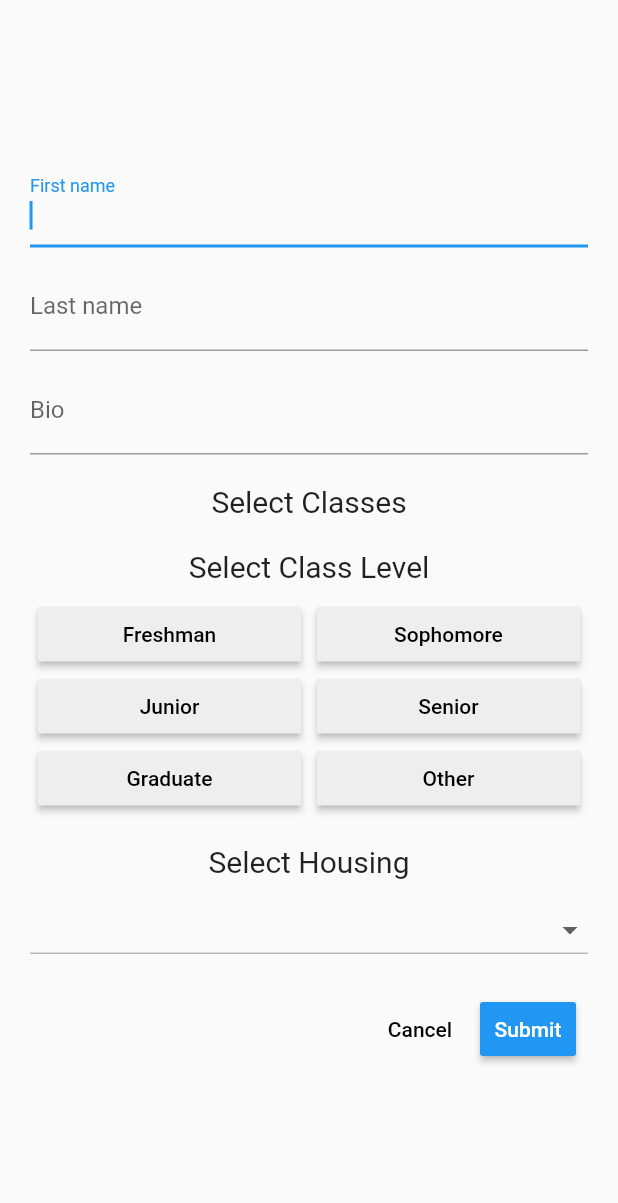
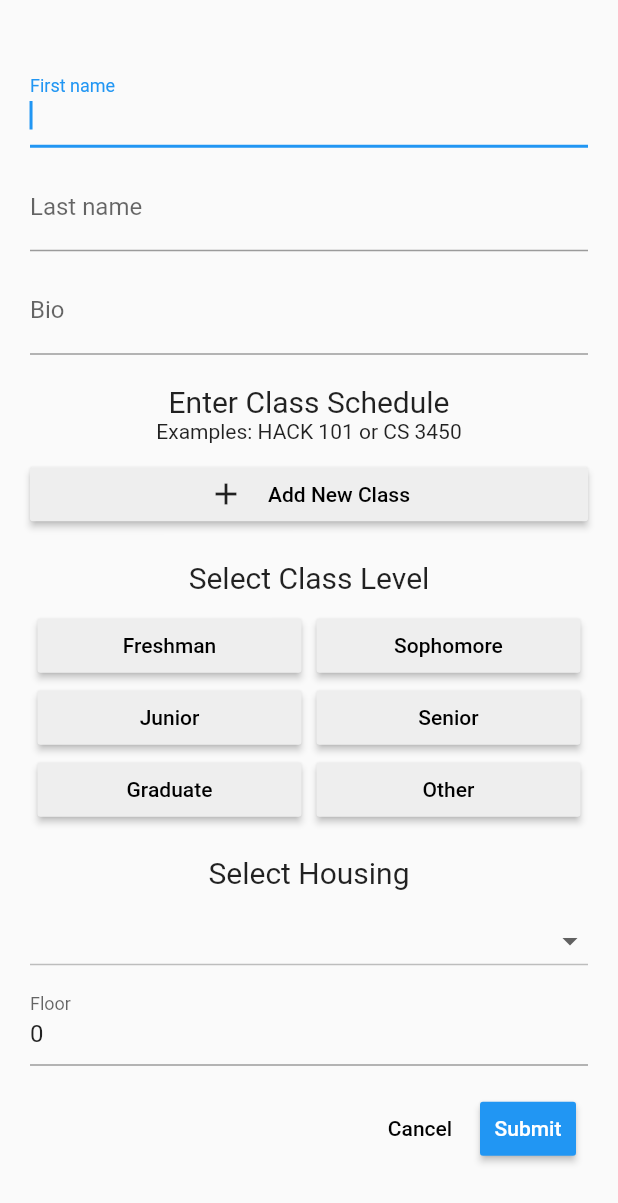
Before and after one commit to andrewdimmer/newhackwhothis2020, a Flutter app: the Bio widget shown alone on an empty page, opened directly with empty values, on a phone screen of 412 x 824 dp. Shown: the top 1203 px of the screen. Run offline on Flutter 3.47's test engine with Material 2 defaults, Android fonts, the phone set to English and light mode, and no system bars; missing offline and left inert: dart:html.

Commit message:
feat(flutter): Added Advanced Dorm and Class Schedule UI Features (#13)
* feat(flutter): Added Floor Option to Dorm Selection

Floor option only appears when selecting a dorm; it does not appear in the "Select a Dorm" screen, or for the "Off Campus" option.

When changing the dorm selection, it automatically forces you to update the floor number.

* feat(flutter): Added Class Schedule Entry UI

```diff
--- a/flutter/lib/Pages/Bio.dart
+++ b/flutter/lib/Pages/Bio.dart
@@ -3,6 +3,7 @@
 import 'package:classmate_connector/Routes/Questions.dart';
 import 'package:classmate_connector/Widgets/ClassLevelSelector.dart';
 import 'package:classmate_connector/Widgets/DormSelector.dart';
+import 'package:classmate_connector/Widgets/EnterClassesWidget.dart';
 import 'package:flutter/material.dart';
 
 final TextEditingController _firstNameController = TextEditingController();
@@ -60,10 +61,14 @@
             ),
             Padding(
               child: Text(
-                "Select Classes",
+                "Enter Class Schedule",
                 style: TextStyle(fontSize: 20),
               ),
               padding: EdgeInsets.fromLTRB(0, 20, 0, 0),
+            ),
+            EnterClassWidget(
+              bioInfo: bioInfo,
+              updateState: updateState,
             ),
             Padding(
               padding: EdgeInsets.fromLTRB(0, 20, 0, 0),
@@ -86,10 +91,7 @@
                 style: TextStyle(fontSize: 20),
               ),
             ),
-            Padding(
-              child: DormSelector(bioInfo: bioInfo, updateState: updateState),
-              padding: EdgeInsets.fromLTRB(0, 10, 0, 0),
-            ),
+            DormSelector(bioInfo: bioInfo, updateState: updateState),
             Padding(
               child: ButtonBar(
                 alignment: MainAxisAlignment.end,
@@ -119,7 +121,8 @@
                           ((bioInfo.dorm.dorm.indexOf("Off Campus") == 0 &&
                                   "Off Campus".indexOf(bioInfo.dorm.dorm) ==
                                       0) ||
-                              bioInfo.dorm.floor != null)) {
+                              bioInfo.dorm.floor != null &&
+                                  bioInfo.dorm.floor.toString().length > 0)) {
                         setStage(Stage.questionList);
                       } else {
                         Scaffold.of(context).showSnackBar(SnackBar(
--- a/flutter/lib/Widgets/DormSelector.dart
+++ b/flutter/lib/Widgets/DormSelector.dart
@@ -2,21 +2,42 @@
 import 'package:classmate_connector/Classes/DormObject.dart';
 import 'package:flutter/material.dart';
 
+final TextEditingController _floorController = TextEditingController();
+
 class DormSelector extends StatelessWidget {
-  DormSelector({Key key, this.bioInfo, this.updateState}) : super(key: key);
+  DormSelector({Key key, this.bioInfo, this.updateState}) : super(key: key) {
+    _floorController.text =
+        bioInfo.dorm.floor == null ? "" : bioInfo.dorm.floor.toString();
+  }
 
   final BioObject bioInfo;
   final Function updateState;
 
+  final List<String> dormList = [
+    'Select a Dorm',
+    'Dorm One',
+    'Dorm Two',
+    'Dorm Three',
+    'Dorm Four',
+    'Off Campus',
+  ];
+
   @override
   Widget build(BuildContext context) {
-    return DropdownButton<String>(
+    return Column(
+      children: getColumnChildren(),
+    );
+  }
+
+  List<Widget> getColumnChildren() {
+    List<Widget> columnChildren = [
+      Padding(
+        child: DropdownButton<String>(
           isExpanded: true,
           value: bioInfo.dorm.dorm,
           icon: Icon(Icons.arrow_drop_down),
           iconSize: 24,
           elevation: 16,
-      focusColor: Theme.of(context).primaryColor,
           underline: Container(
             height: 1,
             color: Colors.grey[400],
@@ -25,19 +46,33 @@
             bioInfo.dorm = DormObject(dorm: newValue, floor: null);
             updateState();
           },
-      items: <String>[
-        'Select a Dorm',
-        'Dorm One',
-        'Dorm Two',
-        'Dorm Three',
-        'Dorm Four',
-        'Off Campus',
-      ].map<DropdownMenuItem<String>>((String value) {
+          items: dormList.map<DropdownMenuItem<String>>((String value) {
             return DropdownMenuItem<String>(
               value: value,
               child: Text(value),
             );
           }).toList(),
+        ),
+        padding: EdgeInsets.fromLTRB(0, 10, 0, 0),
+      ),
+    ];
+
+    if (bioInfo.dorm.dorm.indexOf("Select a Dorm") < 0 &&
+        bioInfo.dorm.dorm.indexOf("Off Campus") < 0) {
+      columnChildren.add(
+        TextField(
+          decoration: InputDecoration(labelText: "Floor"),
+          controller: _floorController,
+          keyboardType: TextInputType.number,
+          onChanged: (newFirstName) {
+            bioInfo.dorm = DormObject(
+              dorm: bioInfo.dorm.dorm,
+              floor: int.parse(_floorController.text),
+            );
+          },
+        ),
       );
     }
+    return columnChildren;
   }
+}
--- /dev/null
+++ b/flutter/lib/Widgets/EnterClassesWidget.dart
@@ -0,0 +1,98 @@
+import 'package:classmate_connector/Classes/BioObject.dart';
+import 'package:classmate_connector/Classes/ClassObject.dart';
+import 'package:flutter/material.dart';
+
+import '../Classes/ClassObject.dart';
+
+class EnterClassWidget extends StatelessWidget {
+  EnterClassWidget({Key key, this.bioInfo, this.updateState}) : super(key: key);
+
+  final BioObject bioInfo;
+  final Function updateState;
+
+  @override
+  Widget build(BuildContext context) {
+    return Container(
+      child: Column(
+        children: getColumnChildren(context),
+      ),
+    );
+  }
+
+  List<Widget> getColumnChildren(BuildContext context) {
+    List<Widget> columnChildren = [
+      Center(child: Text("Examples: HACK 101 or CS 3450"))
+    ];
+
+    for (ClassObject classInfo in bioInfo.classes) {
+      TextEditingController _deptController = TextEditingController();
+      TextEditingController _numberController = TextEditingController();
+
+      _deptController.text = classInfo.dept;
+      _numberController.text = classInfo.number;
+
+      columnChildren.add(Row(
+        children: [
+          Expanded(
+            child: TextField(
+              decoration: InputDecoration(labelText: "Department"),
+              controller: _deptController,
+              onChanged: (newDept) {
+                classInfo.dept = newDept;
+              },
+            ),
+          ),
+          Expanded(
+            child: Padding(
+              child: TextField(
+                decoration: InputDecoration(labelText: "Course Number"),
+                controller: _numberController,
+                keyboardType: TextInputType.number,
+                onChanged: (newNumber) {
+                  classInfo.number = newNumber;
+                },
+              ),
+              padding: EdgeInsets.symmetric(horizontal: 10),
+            ),
+          ),
+          IconButton(
+            onPressed: () {
+              bioInfo.classes.remove(classInfo);
+              updateState();
+            },
+            icon: Icon(
+              Icons.remove_circle,
+              color: Colors.grey[400],
+            ),
+          )
+        ],
+      ));
+    }
+
+    columnChildren.add(
+      Padding(
+        child: RaisedButton(
+          onPressed: () {
+            FocusScope.of(context).unfocus();
+            bioInfo.classes.add(ClassObject());
+            updateState();
+          },
+          child: Row(
+            children: [
+              Padding(
+                child: Icon(Icons.add),
+                padding: EdgeInsets.only(right: 16),
+              ),
+              Text("Add New Class", style: TextStyle(color: Colors.black)),
+            ],
+            mainAxisAlignment: MainAxisAlignment.center,
+          ),
+          color: Colors.grey[200],
+          padding: EdgeInsets.fromLTRB(5, 0, 5, 0),
+        ),
+        padding: EdgeInsets.only(top: 10),
+      ),
+    );
+    return columnChildren;
+  }
+}
```
Lines whose indentation alone changed are shown as unchanged.
